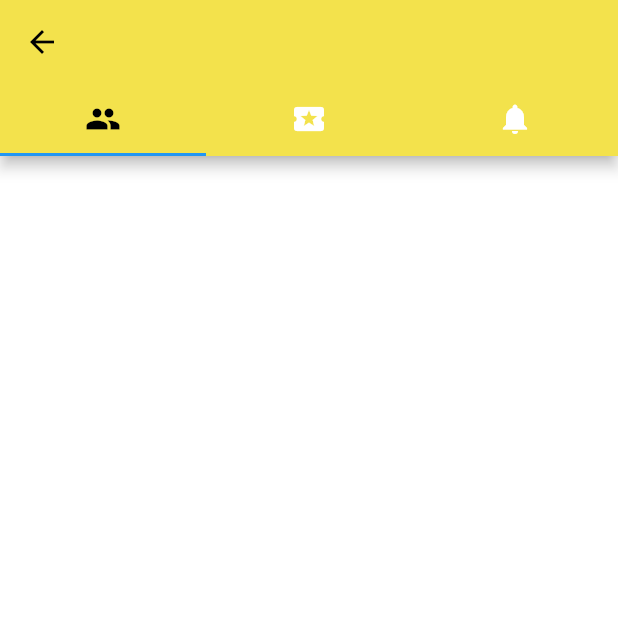
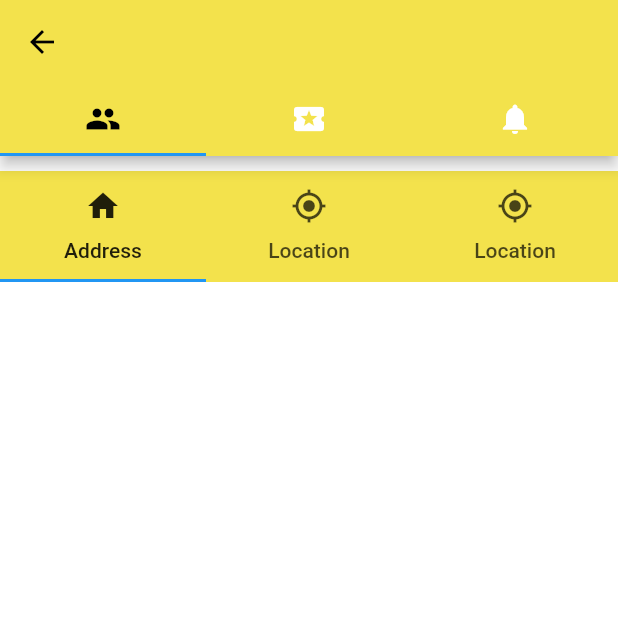
Before and after one commit to Oluflourish/lpi-hub-app, a Flutter app: the TabViewScreen screen opened by its route, on a phone screen of 412 x 824 dp, the top half of it. Run offline on Flutter 3.47's test engine with Material 2 defaults, Android fonts, the phone set to English and light mode, and no system bars; our stand-ins replace cloud_firestore, firebase_auth, firebase_storage, flutter_svg, google_fonts, google_sign_in and 4 more; missing offline and left inert: barcode_scan; accounts and stored records are empty; network calls fail.

Commit message:
tab view and list update

```diff
--- a/lib/Screens/Dashboard/dashboard_screen.dart
+++ b/lib/Screens/Dashboard/dashboard_screen.dart
@@ -133,10 +133,8 @@ class _DashboardScreenState extends State<DashboardScreen> {
             ),
             Padding(
               padding: EdgeInsets.only(left: 16, right: 16),
-              child: Opacity(
-                opacity: 0.9,
               child: Container(
-                  color: Colors.black,
+                color: Colors.black.withOpacity(0.8),
                 child: Row(
                   mainAxisAlignment: MainAxisAlignment.spaceBetween,
                   children: <Widget>[
@@ -183,7 +181,6 @@ class _DashboardScreenState extends State<DashboardScreen> {
                 ),
               ),
             ),
-            ),
             SizedBox(
               height: 15,
             ),
--- a/lib/Screens/TabView/body.dart
+++ b/lib/Screens/TabView/body.dart
@@ -29,6 +29,31 @@ class _TabViewScreenState extends State<TabViewScreen> {
           ),
 
         ),
+        body: Padding(
+          padding: const EdgeInsets.symmetric(vertical: 10),
+          child: Container(
+decoration: new BoxDecoration(color: Theme.of(context).primaryColor),
+  child: new TabBar(
+
+    tabs: [
+      new Tab(
+          icon: const Icon(Icons.home),
+          text: 'Address',
+      ),
+      new Tab(
+          icon: const Icon(Icons.my_location),
+          text: 'Location',
+      ),
+       new Tab(
+          icon: const Icon(Icons.my_location),
+          text: 'Location',
+      ),
+    ],
+  ),
+
+
+          ),
+        ),
       ),
     );
   }
```
Also changed, not shown: lib/Screens/AllMembers/body.dart (+17 -6 lines), lib/Screens/Dashboard/components/griddashboard.dart (+3 -5 lines), lib/Screens/TabView/listwithtab.dart (added, +94 -0 lines), lib/main.dart (+5 -3 lines). Lines whose indentation alone changed are shown as unchanged.
